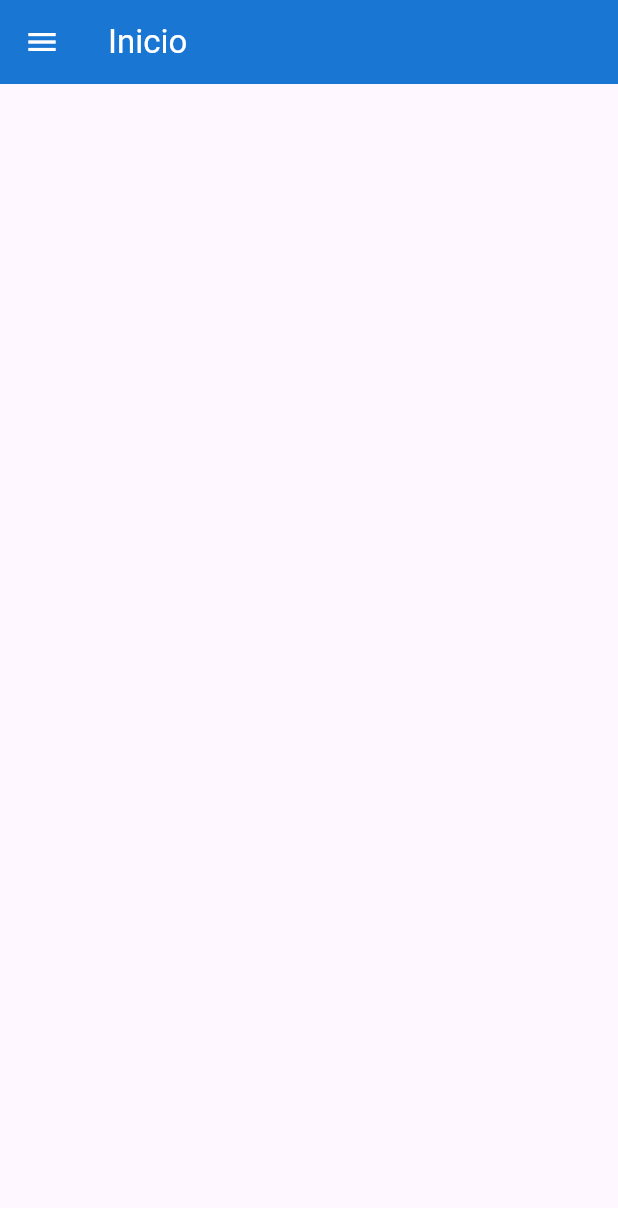
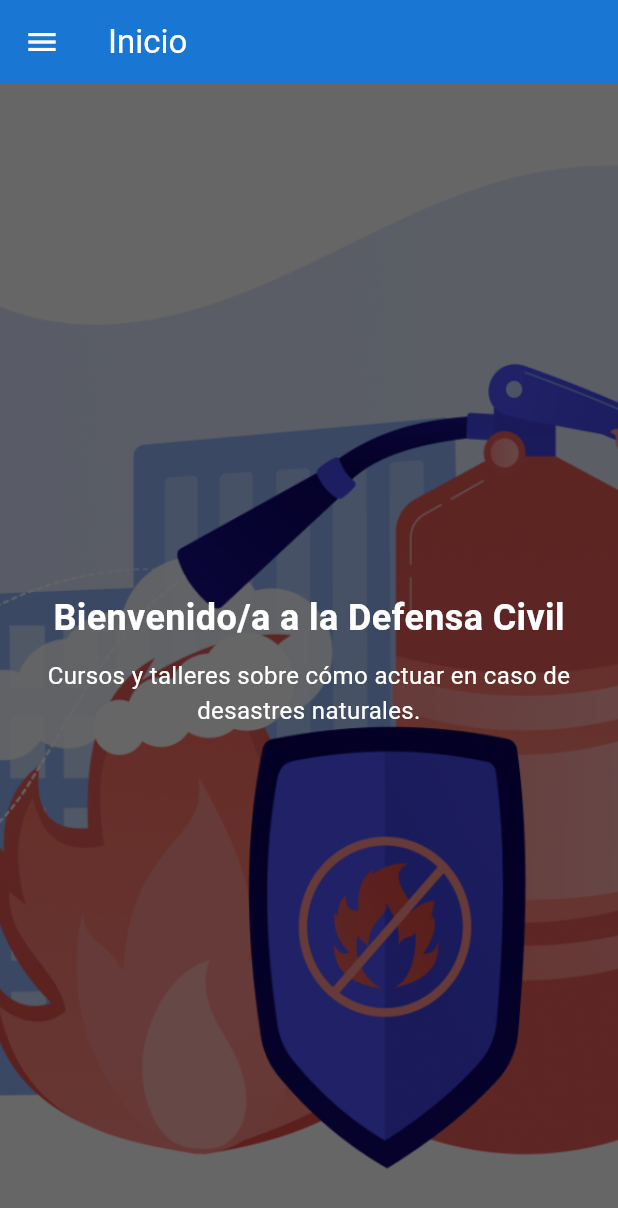
Before and after one commit to CaesaRR19/Defensa-Civil, a Flutter app: the screen it shows after launch, on a phone screen of 412 x 824 dp. Shown: the top 1208 px of the screen. Run offline on Flutter 3.47's test engine with Material 3 defaults, Android fonts, the phone set to English and light mode, and no system bars; drawn by our look-alikes of carousel_slider.

Commit message:
feat: HomeScreen

```diff
--- a/defensa_civil/lib/home/home.dart
+++ b/defensa_civil/lib/home/home.dart
@@ -1,3 +1,4 @@
+import 'package:defensa_civil/home/home_body.dart';
 import 'package:defensa_civil/menu/drawer.dart';
 import 'package:flutter/material.dart';
 
@@ -15,7 +16,7 @@ class HomePage extends StatelessWidget {
         drawer: const NavigationDrawerMenu(),
         //FAVOR AQUI PONER EL DESARROLLO DE TU WIDGET Y TU PARTE
         //AQUI IRÁ HOME_BODY
-        body: null //HomeBody ,
+        body: HomeBody() //HomeBody ,
         );
   }
 }
--- a/defensa_civil/lib/home/home_body.dart
+++ b/defensa_civil/lib/home/home_body.dart
@@ -0,0 +1,82 @@
+import 'package:flutter/material.dart';
+import 'package:carousel_slider/carousel_slider.dart';
+
+class HomeBody extends StatelessWidget {
+  final List<Map<String, String>> civilDefenseActions = [
+    {
+      "title": "Bienvenido/a a la Defensa Civil",
+      "description": "Cursos y talleres sobre cómo actuar en caso de desastres naturales.",
+      "image": "assets/images/emergency_preparation.png"
+    },
+    {
+      "title": "Respuesta a Inundaciones",
+      "description": "Equipos especializados para responder rápidamente a inundaciones.",
+      "image": "assets/images/flood_response.jpg"
+    },
+    {
+      "title": "Recuperación y Apoyo",
+      "description": "Asistencia en la recuperación post-desastre para comunidades afectadas.",
+      "image": "assets/images/recovery_support.jpg"
+    }
+  ];
+
+  HomeBody({Key? key}) : super(key: key);
+
+  @override
+  Widget build(BuildContext context) {
+    return Scaffold(
+      body: CarouselSlider.builder(
+        itemCount: civilDefenseActions.length,
+        itemBuilder: (context, index, realIndex) {
+          final item = civilDefenseActions[index];
+          return Container(
+            width: MediaQuery.of(context).size.width,
+            height: MediaQuery.of(context).size.height,
+            decoration: BoxDecoration(
+              image: DecorationImage(
+                image: AssetImage(item['image']!),
+                fit: BoxFit.cover,
+                colorFilter: ColorFilter.mode(
+                  Colors.black.withOpacity(0.6),
+                  BlendMode.darken,
+                ),
+              ),
+            ),
+            child: Center(
+              child: Column(
+                mainAxisAlignment: MainAxisAlignment.center,
+                crossAxisAlignment: CrossAxisAlignment.center,
+                children: [
+                  Text(
+                    item['title']!,
+                    style: const TextStyle(
+                      fontSize: 24,
+                      fontWeight: FontWeight.bold,
+                      color: Colors.white,
+                    ),
+                  ),
+                  const SizedBox(height: 10),
+                  Text(
+                    item['description']!,
+                    style: const TextStyle(
+                      fontSize: 16,
+                      color: Colors.white,
+                    ),
+                    textAlign: TextAlign.center,
+                  ),
+                ],
+              ),
+            ),
+          );
+        },
+        options: CarouselOptions(
+          autoPlay: true,
+          enlargeCenterPage: true,
+          viewportFraction: 1.0,
+          height: MediaQuery.of(context).size.height,
+          initialPage: 0,
+        ),
+      ),
+    );
+  }
+}
--- a/defensa_civil/pubspec.yaml
+++ b/defensa_civil/pubspec.yaml
@@ -9,6 +9,7 @@ environment:
 dependencies:
   flutter:
     sdk: flutter
+  carousel_slider: ^4.0.0
 
 dev_dependencies:
   flutter_test:
@@ -19,3 +20,6 @@ flutter:
   uses-material-design: true
   assets:
     - assets/images/
+    - assets/images/emergency_preparation.png
+    - assets/images/flood_response.jpg
+    - assets/images/recovery_support.jpg
```
Also changed, not shown: defensa_civil/assets/images/emergency_preparation.png (added), defensa_civil/assets/images/flood_response.jpg (added), defensa_civil/assets/images/recovery_support.jpg (added), defensa_civil/pubspec.lock.
